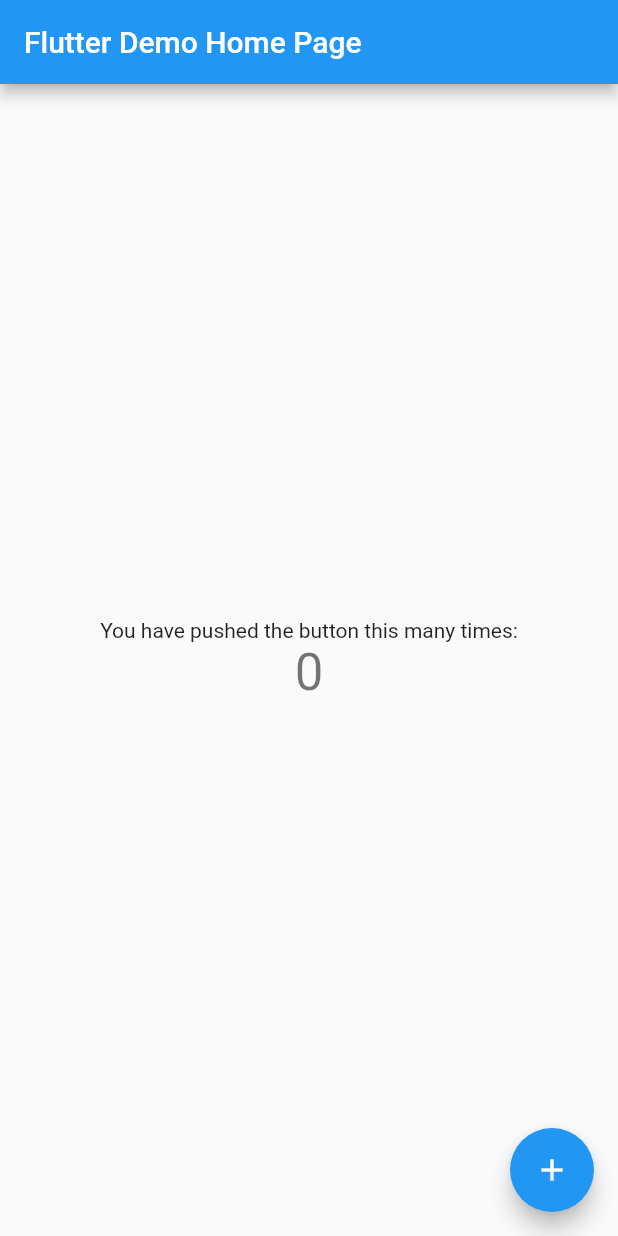
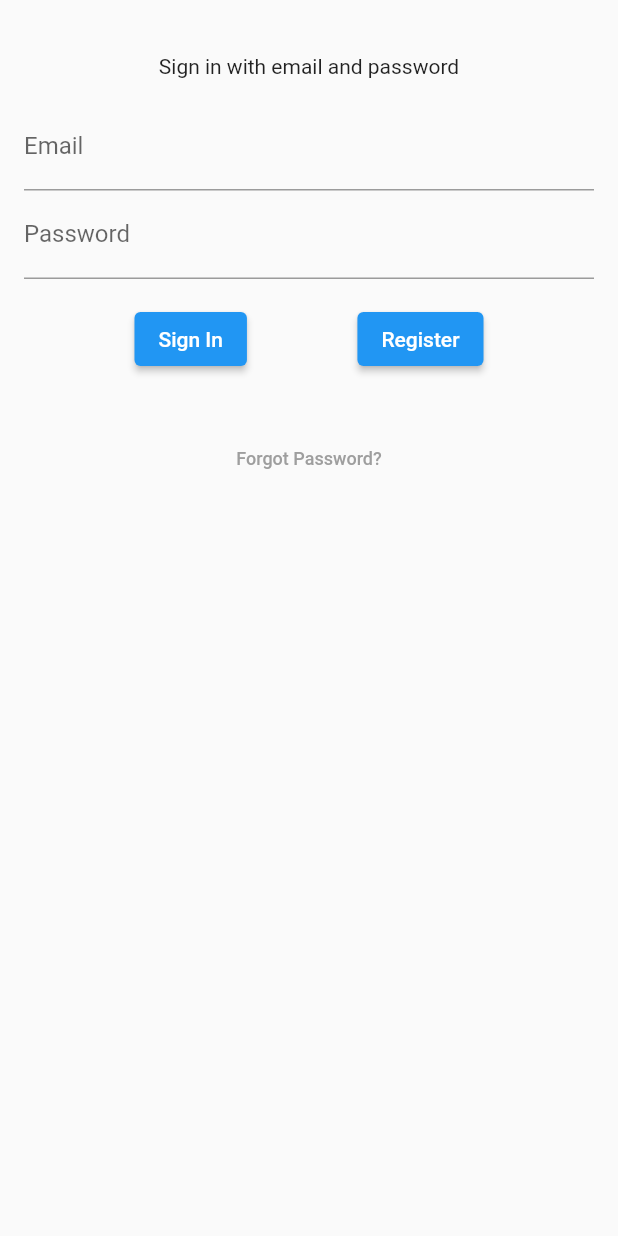
Before and after one commit to LiuMC-SG/Orbital_Frontend, a Flutter app: the screen it shows after launch, on a phone screen of 412 x 824 dp. Run offline on Flutter 3.47's test engine with Material 2 defaults, Android fonts, the light colour scheme and no system bars; our stand-ins replace firebase_auth, firebase_core; accounts and stored records are empty; generated files the repository leaves out were written again.

Commit message:
(Update): Setup of standard email/password auth
Login, Register and Forget Password through Firebase integration

```diff
--- a/helpus/lib/main.dart
+++ b/helpus/lib/main.dart
@@ -1,6 +1,14 @@
 import 'package:flutter/material.dart';
+import 'package:firebase_core/firebase_core.dart';
+import 'firebase_options.dart';
+import 'screens/sign_in_screen.dart';
 
-void main() {
+late FirebaseApp firebaseApp;
+
+Future<void> main() async {
+  WidgetsFlutterBinding.ensureInitialized();
+  firebaseApp = await Firebase.initializeApp(
+      options: DefaultFirebaseOptions.currentPlatform);
   runApp(const MyApp());
 }
 
@@ -11,105 +19,12 @@
   @override
   Widget build(BuildContext context) {
     return MaterialApp(
-      title: 'Flutter Demo',
+      title: 'HelpUS',
+      debugShowCheckedModeBanner: false,
       theme: ThemeData(
-        // This is the theme of your application.
-        //
-        // Try running your application with "flutter run". You'll see the
-        // application has a blue toolbar. Then, without quitting the app, try
-        // changing the primarySwatch below to Colors.green and then invoke
-        // "hot reload" (press "r" in the console where you ran "flutter run",
-        // or simply save your changes to "hot reload" in a Flutter IDE).
-        // Notice that the counter didn't reset back to zero; the application
-        // is not restarted.
         primarySwatch: Colors.blue,
       ),
-      home: const MyHomePage(title: 'Flutter Demo Home Page'),
+      home: const SignInScreen(),
     );
   }
 }
-
-class MyHomePage extends StatefulWidget {
-  const MyHomePage({Key? key, required this.title}) : super(key: key);
-
-  // This widget is the home page of your application. It is stateful, meaning
-  // that it has a State object (defined below) that contains fields that affect
-  // how it looks.
-
-  // This class is the configuration for the state. It holds the values (in this
-  // case the title) provided by the parent (in this case the App widget) and
-  // used by the build method of the State. Fields in a Widget subclass are
-  // always marked "final".
-
-  final String title;
-
-  @override
-  State<MyHomePage> createState() => _MyHomePageState();
-}
-
-class _MyHomePageState extends State<MyHomePage> {
-  int _counter = 0;
-
-  void _incrementCounter() {
-    setState(() {
-      // This call to setState tells the Flutter framework that something has
-      // changed in this State, which causes it to rerun the build method below
-      // so that the display can reflect the updated values. If we changed
-      // _counter without calling setState(), then the build method would not be
-      // called again, and so nothing would appear to happen.
-      _counter++;
-    });
-  }
-
-  @override
-  Widget build(BuildContext context) {
-    // This method is rerun every time setState is called, for instance as done
-    // by the _incrementCounter method above.
-    //
-    // The Flutter framework has been optimized to make rerunning build methods
-    // fast, so that you can just rebuild anything that needs updating rather
-    // than having to individually change instances of widgets.
-    return Scaffold(
-      appBar: AppBar(
-        // Here we take the value from the MyHomePage object that was created by
-        // the App.build method, and use it to set our appbar title.
-        title: Text(widget.title),
-      ),
-      body: Center(
-        // Center is a layout widget. It takes a single child and positions it
-        // in the middle of the parent.
-        child: Column(
-          // Column is also a layout widget. It takes a list of children and
-          // arranges them vertically. By default, it sizes itself to fit its
-          // children horizontally, and tries to be as tall as its parent.
-          //
-          // Invoke "debug painting" (press "p" in the console, choose the
-          // "Toggle Debug Paint" action from the Flutter Inspector in Android
-          // Studio, or the "Toggle Debug Paint" command in Visual Studio Code)
-          // to see the wireframe for each widget.
-          //
-          // Column has various properties to control how it sizes itself and
-          // how it positions its children. Here we use mainAxisAlignment to
-          // center the children vertically; the main axis here is the vertical
-          // axis because Columns are vertical (the cross axis would be
-          // horizontal).
-          mainAxisAlignment: MainAxisAlignment.center,
-          children: <Widget>[
-            const Text(
-              'You have pushed the button this many times:',
-            ),
-            Text(
-              '$_counter',
-              style: Theme.of(context).textTheme.headline4,
-            ),
-          ],
-        ),
-      ),
-      floatingActionButton: FloatingActionButton(
-        onPressed: _incrementCounter,
-        tooltip: 'Increment',
-        child: const Icon(Icons.add),
-      ), // This trailing comma makes auto-formatting nicer for build methods.
-    );
-  }
-}
--- /dev/null
+++ b/helpus/lib/screens/sign_in_screen.dart
@@ -0,0 +1,83 @@
+import 'package:flutter/material.dart';
+import '../widgets/sign_in/google_sign_in_button.dart';
+import '../widgets/sign_in/email_sign_in.dart';
+import 'register_screen.dart';
+import 'forget_password_screen.dart';
+
+class SignInScreen extends StatefulWidget {
+  const SignInScreen({Key? key}) : super(key: key);
+  @override
+  _SignInScreenState createState() => _SignInScreenState();
+}
+
+class _SignInScreenState extends State<SignInScreen> {
+  bool isForgetPassword = false;
+  bool isRegister = false;
+
+  @override
+  Widget build(BuildContext context) {
+    return Scaffold(
+      body: SafeArea(
+        child: Padding(
+          padding: const EdgeInsets.only(
+            left: 16.0,
+            right: 16.0,
+            top: 20.0,
+            bottom: 20.0,
+          ),
+          child: Column(
+            mainAxisSize: MainAxisSize.max,
+            children: elements(),
+          ),
+        ),
+      ),
+    );
+  }
+
+  List<Widget> elements() {
+    if (isForgetPassword) {
+      return [
+        ForgetPasswordScreen(
+          notifyParent: setForgetPassword,
+        ),
+      ];
+    } else if (isRegister) {
+      return [
+        RegisterScreen(
+          notifyParent: setRegister,
+        ),
+      ];
+    }
+    return [
+      Row(),
+      EmailPasswordForm(
+        notifyParent: setRegister,
+      ),
+      TextButton(
+        onPressed: () {
+          setState(() {
+            isForgetPassword = true;
+          });
+        },
+        child: const Text(
+          'Forgot Password?',
+          style: TextStyle(color: Colors.grey, fontSize: 12),
+        ),
+      ),
+      Row(),
+      // const GoogleSignInButton(),
+    ];
+  }
+
+  void setForgetPassword(bool isForgetPassword) {
+    setState(() {
+      this.isForgetPassword = isForgetPassword;
+    });
+  }
+
+  void setRegister(bool isRegister) {
+    setState(() {
+      this.isRegister = isRegister;
+    });
+  }
+}
--- /dev/null
+++ b/helpus/lib/widgets/sign_in/email_sign_in.dart
@@ -0,0 +1,125 @@
+import 'package:flutter/material.dart';
+import 'package:firebase_auth/firebase_auth.dart';
+
+class EmailPasswordForm extends StatefulWidget {
+  final Function(bool) notifyParent;
+  const EmailPasswordForm({Key? key, required this.notifyParent})
+      : super(key: key);
+  @override
+  _EmailPasswordFormState createState() => _EmailPasswordFormState();
+}
+
+class _EmailPasswordFormState extends State<EmailPasswordForm> {
+  final GlobalKey<FormState> _formKey = GlobalKey<FormState>();
+  final TextEditingController _emailController = TextEditingController();
+  final TextEditingController _passwordController = TextEditingController();
+  bool? _success;
+  String? _userEmail;
+  @override
+  Widget build(BuildContext context) {
+    return Form(
+      key: _formKey,
+      child: Column(
+        crossAxisAlignment: CrossAxisAlignment.start,
+        children: <Widget>[
+          Container(
+            child: const Text('Sign in with email and password'),
+            padding: const EdgeInsets.all(16),
+            alignment: Alignment.center,
+          ),
+          TextFormField(
+            controller: _emailController,
+            decoration: const InputDecoration(labelText: 'Email'),
+            validator: (String? value) {
+              if (value!.isEmpty) {
+                return 'Please enter some text';
+              }
+              return null;
+            },
+          ),
+          TextFormField(
+            controller: _passwordController,
+            obscureText: true,
+            decoration: const InputDecoration(labelText: 'Password'),
+            validator: (String? value) {
+              if (value!.isEmpty) {
+                return 'Please enter some text';
+              }
+              return null;
+            },
+          ),
+          Row(mainAxisAlignment: MainAxisAlignment.spaceEvenly, children: [
+            Container(
+              padding: const EdgeInsets.symmetric(vertical: 16.0),
+              alignment: Alignment.center,
+              child: ElevatedButton(
+                onPressed: () async {
+                  if (_formKey.currentState!.validate()) {
+                    _signInWithEmailAndPassword();
+                  }
+                },
+                child: const Text('Sign In'),
+              ),
+            ),
+            Container(
+              padding: const EdgeInsets.symmetric(vertical: 16.0),
+              alignment: Alignment.center,
+              child: ElevatedButton(
+                onPressed: () {
+                  widget.notifyParent(true);
+                },
+                child: const Text('Register'),
+              ),
+            )
+          ]),
+          Container(
+            alignment: Alignment.center,
+            padding: const EdgeInsets.symmetric(horizontal: 16),
+            child: Text(
+              _success == null
+                  ? ''
+                  : (_success ?? false
+                      ? 'Successfully signed in ' + (_userEmail ?? "")
+                      : 'Sign in failed'),
+              style: const TextStyle(color: Colors.red),
+            ),
+          )
+        ],
+      ),
+    );
+  }
+
+  void _signInWithEmailAndPassword() async {
+    User? user;
+    try {
+      user = (await FirebaseAuth.instance.signInWithEmailAndPassword(
+              email: _emailController.text, password: _passwordController.text))
+          .user;
+    } on FirebaseAuthException catch (e) {
+      if (e.code == 'user-not-found') {
+        debugPrint('signInWithPassword: No user found for that email.');
+      } else if (e.code == 'wrong-password') {
+        debugPrint(
+            'signInWithPassword: Wrong password provided for that user.');
+      }
+    }
+
+    if (user != null) {
+      setState(() {
+        _success = true;
+        _userEmail = user!.email;
+      });
+    } else {
+      setState(() {
+        _success = false;
+      });
+    }
+  }
+
+  @override
+  void dispose() {
+    _emailController.dispose();
+    _passwordController.dispose();
+    super.dispose();
+  }
+}
```
Also changed, not shown: helpus/lib/constants.dart (added, +12 -0 lines), helpus/lib/screens/forget_password_screen.dart (added, +80 -0 lines), helpus/lib/screens/register_screen.dart (added, +129 -0 lines), helpus/lib/widgets/sign_in/google_sign_in_button.dart (added, +67 -0 lines), helpus/pubspec.yaml (+4 -5 lines), helpus/assets/logo/firebase_logo.png (added), helpus/assets/logo/google_logo.png (added), 5 other files.
